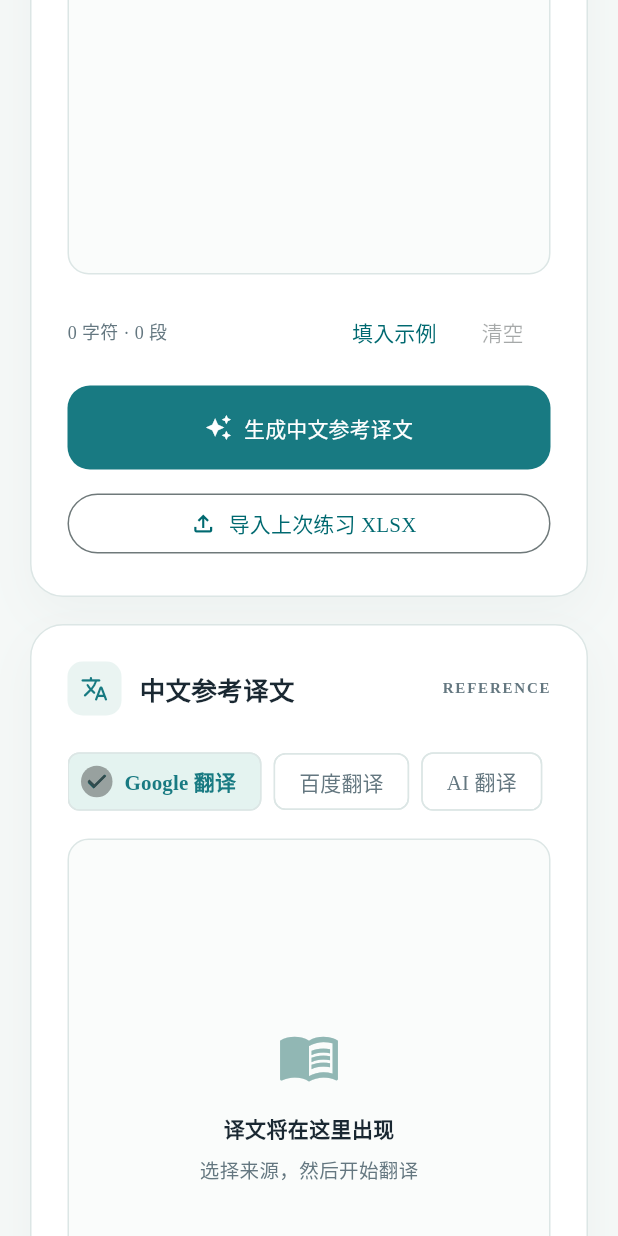
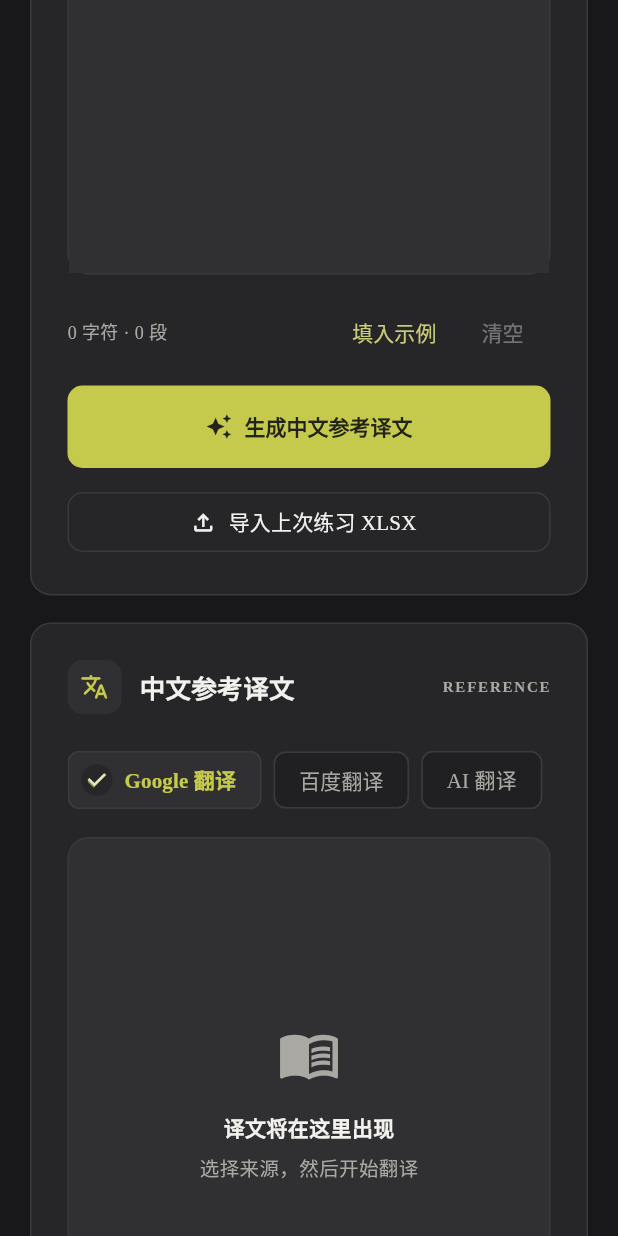
Before and after one commit to JODOCHOPS/ReMirror, a Flutter app: the screen it shows after launch, scrolled down 576 dp, on a phone screen of 412 x 824 dp. Run offline on Flutter 3.47's test engine with Material 3 defaults, Android fonts, the phone set to English and light mode, and no system bars; our stand-ins replace file_picker, flutter_secure_storage, html_unescape; missing offline and left inert: excel, mariannmt_wrapper, sqlite3.

Commit message:
Apply industrial dark UI across Windows and Android

```diff
--- a/lib/dictionary_reader.dart
+++ b/lib/dictionary_reader.dart
@@ -72,7 +72,7 @@ class _DictionaryReaderState extends State<DictionaryReader> {
                 decoration: TextDecoration.underline,
                 decorationStyle: TextDecorationStyle.dotted)
             .copyWith(
-          backgroundColor: highlighted ? const Color(0xFFFFE1DB) : null,
+          backgroundColor: highlighted ? const Color(0xFF563834) : null,
         ),
       ));
       position = match.end;
--- /dev/null
+++ b/lib/industrial_theme.dart
@@ -0,0 +1,149 @@
+import 'package:flutter/material.dart';
+
+abstract final class IndustrialPalette {
+  static const background = Color(0xFF18181A);
+  static const surface = Color(0xFF202022);
+  static const panel = Color(0xFF262628);
+  static const reading = Color(0xFF303033);
+  static const border = Color(0xFF3A3A3C);
+  static const ink = Color(0xFFF2F1ED);
+  static const muted = Color(0xFFA9A8A3);
+  static const faint = Color(0xFF777773);
+  static const accent = Color(0xFFC6CA4C);
+  static const accentInk = Color(0xFF222319);
+  static const error = Color(0xFFFF7774);
+}
+
+ThemeData industrialTheme() {
+  final scheme = ColorScheme.fromSeed(
+    seedColor: IndustrialPalette.accent,
+    brightness: Brightness.dark,
+    surface: IndustrialPalette.surface,
+    onSurface: IndustrialPalette.ink,
+    error: IndustrialPalette.error,
+  );
+  return ThemeData(
+    useMaterial3: true,
+    brightness: Brightness.dark,
+    fontFamily: 'AlibabaPuHuiTi',
+    fontFamilyFallback: const ['LiberationSerif'],
+    scaffoldBackgroundColor: IndustrialPalette.background,
+    colorScheme: scheme,
+    appBarTheme: const AppBarTheme(
+      backgroundColor: IndustrialPalette.background,
+      foregroundColor: IndustrialPalette.ink,
+      surfaceTintColor: Colors.transparent,
+    ),
+    dialogTheme: DialogThemeData(
+      backgroundColor: IndustrialPalette.surface,
+      shape: RoundedRectangleBorder(borderRadius: BorderRadius.circular(14)),
+    ),
+    cardTheme: CardThemeData(
+      color: IndustrialPalette.panel,
+      surfaceTintColor: Colors.transparent,
+      shape: RoundedRectangleBorder(
+        borderRadius: BorderRadius.circular(14),
+        side: const BorderSide(color: IndustrialPalette.border),
+      ),
+    ),
+    textTheme: const TextTheme(
+      headlineLarge: TextStyle(
+          fontSize: 34,
+          fontWeight: FontWeight.w700,
+          color: IndustrialPalette.ink),
+      titleLarge: TextStyle(
+          fontSize: 20,
+          fontWeight: FontWeight.w700,
+          color: IndustrialPalette.ink),
+      bodyMedium:
+          TextStyle(fontSize: 14, height: 1.6, color: IndustrialPalette.ink),
+    ),
+    filledButtonTheme: FilledButtonThemeData(
+      style: FilledButton.styleFrom(
+        backgroundColor: IndustrialPalette.accent,
+        foregroundColor: IndustrialPalette.accentInk,
+        padding: const EdgeInsets.symmetric(horizontal: 22, vertical: 17),
+        shape: RoundedRectangleBorder(borderRadius: BorderRadius.circular(10)),
+        textStyle: const TextStyle(fontWeight: FontWeight.w700),
+      ),
+    ),
+    outlinedButtonTheme: OutlinedButtonThemeData(
+      style: OutlinedButton.styleFrom(
+        foregroundColor: IndustrialPalette.ink,
+        side: const BorderSide(color: IndustrialPalette.border),
+        shape: RoundedRectangleBorder(borderRadius: BorderRadius.circular(10)),
+      ),
+    ),
+    inputDecorationTheme: InputDecorationTheme(
+      filled: true,
+      fillColor: IndustrialPalette.reading,
+      labelStyle: const TextStyle(color: IndustrialPalette.muted),
+      hintStyle: const TextStyle(color: IndustrialPalette.faint),
+      border: OutlineInputBorder(borderRadius: BorderRadius.circular(10)),
+      enabledBorder: OutlineInputBorder(
+        borderRadius: BorderRadius.circular(10),
+        borderSide: const BorderSide(color: IndustrialPalette.border),
+      ),
+      focusedBorder: OutlineInputBorder(
+        borderRadius: BorderRadius.circular(10),
+        borderSide:
+            const BorderSide(color: IndustrialPalette.accent, width: 1.5),
+      ),
+    ),
+    progressIndicatorTheme: const ProgressIndicatorThemeData(
+      color: IndustrialPalette.accent,
+      linearTrackColor: IndustrialPalette.border,
+    ),
+    dividerColor: IndustrialPalette.border,
+  );
+}
+
+class IndustrialStatusPill extends StatelessWidget {
+  const IndustrialStatusPill({
+    super.key,
+    required this.label,
+    this.icon = Icons.bolt_rounded,
+    this.active = false,
+  });
+
+  final String label;
+  final IconData icon;
+  final bool active;
+
+  @override
+  Widget build(BuildContext context) => AnimatedContainer(
+        duration: const Duration(milliseconds: 280),
+        curve: Curves.easeOutCubic,
+        padding: const EdgeInsets.symmetric(horizontal: 14, vertical: 9),
+        decoration: BoxDecoration(
+          color: active ? IndustrialPalette.reading : IndustrialPalette.panel,
+          borderRadius: BorderRadius.circular(999),
+          border: Border.all(
+            color: active ? IndustrialPalette.accent : IndustrialPalette.border,
+          ),
+          boxShadow: active
+              ? const [BoxShadow(color: Color(0x33C6CA4C), blurRadius: 16)]
+              : const [],
+        ),
+        child: Row(
+          mainAxisSize: MainAxisSize.min,
+          children: [
+            Icon(icon, size: 15, color: IndustrialPalette.accent),
+            const SizedBox(width: 8),
+            AnimatedSwitcher(
+              duration: const Duration(milliseconds: 220),
+              child: Text(
+                label,
+                key: ValueKey(label),
+                style: const TextStyle(
+                  color: IndustrialPalette.ink,
+                  fontSize: 12,
+                  fontWeight: FontWeight.w700,
+                  letterSpacing: .5,
+                ),
+              ),
+            ),
+          ],
+        ),
+      );
+}
--- a/lib/main.dart
+++ b/lib/main.dart
@@ -10,17 +10,17 @@ import 'translation.dart';
 import 'dictionary_reader.dart';
 import 'practice_history.dart';
 import 'windows_dashboard.dart';
+import 'industrial_theme.dart';
 
 void main() {
   WidgetsFlutterBinding.ensureInitialized();
   runApp(const ReMirrorApp());
 }
 
-const _ink = Color(0xFF1A2832);
-const _muted = Color(0xFF647780);
-const _accent = Color(0xFF187A82);
-const _border = Color(0xFFDCE6E5);
-const _background = Color(0xFFF5F8F7);
+const _ink = IndustrialPalette.ink;
+const _muted = IndustrialPalette.muted;
+const _accent = IndustrialPalette.accent;
+const _border = IndustrialPalette.border;
 
 class ReMirrorApp extends StatelessWidget {
   const ReMirrorApp({super.key});
@@ -29,74 +29,7 @@ class ReMirrorApp extends StatelessWidget {
   Widget build(BuildContext context) => MaterialApp(
         title: 'ReMirror',
         debugShowCheckedModeBanner: false,
-        theme: ThemeData(
-          useMaterial3: true,
-          fontFamily: defaultTargetPlatform == TargetPlatform.windows
-              ? 'AlibabaPuHuiTi'
-              : 'LiberationSerif',
-          fontFamilyFallback: const ['AlibabaPuHuiTi'],
-          scaffoldBackgroundColor:
-              defaultTargetPlatform == TargetPlatform.windows
-                  ? const Color(0xFFF4FAFF)
-                  : _background,
-          colorScheme: ColorScheme.fromSeed(
-            seedColor: defaultTargetPlatform == TargetPlatform.windows
-                ? const Color(0xFF168DF4)
-                : _accent,
-            surface: Colors.white,
-          ),
-          textTheme: TextTheme(
-            headlineLarge: TextStyle(
-              fontSize: 36,
-              fontWeight: FontWeight.w700,
-              color: defaultTargetPlatform == TargetPlatform.windows
-                  ? const Color(0xFF0B173B)
-                  : _ink,
-            ),
-            titleLarge: TextStyle(
-              fontSize: 20,
-              fontWeight: FontWeight.w700,
-              color: defaultTargetPlatform == TargetPlatform.windows
-                  ? const Color(0xFF0B173B)
-                  : _ink,
-            ),
-            bodyMedium: TextStyle(
-              fontSize: 14,
-              color: defaultTargetPlatform == TargetPlatform.windows
-                  ? const Color(0xFF0B173B)
-                  : _ink,
-              height: 1.6,
-            ),
-          ),
-          filledButtonTheme: FilledButtonThemeData(
-            style: FilledButton.styleFrom(
-              backgroundColor: defaultTargetPlatform == TargetPlatform.windows
-                  ? const Color(0xFF0B173B)
-                  : _accent,
-              foregroundColor: Colors.white,
-              padding: const EdgeInsets.symmetric(horizontal: 24, vertical: 18),
-              shape: RoundedRectangleBorder(
-                borderRadius: BorderRadius.circular(15),
-              ),
-            ),
-          ),
-          inputDecorationTheme: InputDecorationTheme(
-            border: OutlineInputBorder(borderRadius: BorderRadius.circular(14)),
-            enabledBorder: OutlineInputBorder(
-              borderRadius: BorderRadius.circular(14),
-              borderSide: const BorderSide(color: _border),
-            ),
-            focusedBorder: OutlineInputBorder(
-              borderRadius: BorderRadius.circular(14),
-              borderSide: BorderSide(
-                color: defaultTargetPlatform == TargetPlatform.windows
-                    ? const Color(0xFF168DF4)
-                    : _accent,
-                width: 1.5,
-              ),
-            ),
-          ),
-        ),
+        theme: industrialTheme(),
         home: const TranslationHome(),
       );
 }
@@ -615,8 +548,8 @@ class _TranslationHomeState extends State<TranslationHome> {
               color: _accent,
               borderRadius: BorderRadius.circular(13),
             ),
-            child:
-                const Icon(Icons.compare_arrows_rounded, color: Colors.white),
+            child: const Icon(Icons.compare_arrows_rounded,
+                color: IndustrialPalette.accentInk),
           ),
           const SizedBox(width: 12),
           const Text(
@@ -685,10 +618,10 @@ class _TranslationHomeState extends State<TranslationHome> {
             vertical: 10,
           ),
           decoration: BoxDecoration(
-            color: active ? const Color(0xFFE4F3F0) : Colors.white,
+            color: active ? IndustrialPalette.reading : IndustrialPalette.panel,
             borderRadius: BorderRadius.circular(100),
             border: Border.all(
-              color: active ? const Color(0xFFC8E6DF) : _border,
+              color: active ? IndustrialPalette.accent : _border,
             ),
           ),
           child: Row(
@@ -744,7 +677,7 @@ class _TranslationHomeState extends State<TranslationHome> {
                 height: 355,
                 width: double.infinity,
                 decoration: BoxDecoration(
-                  color: const Color(0xFFFAFCFB),
+                  color: IndustrialPalette.reading,
                   borderRadius: BorderRadius.circular(14),
                   border: Border.all(color: _border),
                 ),
@@ -753,7 +686,7 @@ class _TranslationHomeState extends State<TranslationHome> {
                     mainAxisSize: MainAxisSize.min,
                     children: [
                       Icon(Icons.visibility_off_outlined,
-                          size: 42, color: Color(0xFF91B7B4)),
+                          size: 42, color: IndustrialPalette.muted),
                       SizedBox(height: 14),
                       Text('原文已隐藏',
                           style: TextStyle(
@@ -769,7 +702,7 @@ class _TranslationHomeState extends State<TranslationHome> {
               Container(
                 height: 355,
                 decoration: BoxDecoration(
-                  color: const Color(0xFFFAFCFB),
+                  color: IndustrialPalette.reading,
                   borderRadius: BorderRadius.circular(14),
                   border: Border.all(color: _border),
                 ),
@@ -792,7 +725,7 @@ class _TranslationHomeState extends State<TranslationHome> {
                             fontSize: 15, height: 1.65, color: _ink),
                         decoration: const InputDecoration(
                           hintText: '在这里粘贴英文文章…\n\n段落会被保留下来，方便后续回译练习。',
-                          hintStyle: TextStyle(color: Color(0xFF9BAAAE)),
+                          hintStyle: TextStyle(color: IndustrialPalette.faint),
                           contentPadding: EdgeInsets.all(20),
                           border: InputBorder.none,
                           enabledBorder: InputBorder.none,
@@ -882,7 +815,7 @@ class _TranslationHomeState extends State<TranslationHome> {
                           ? const Icon(Icons.check, size: 17, color: _accent)
                           : null,
                       onSelected: (_) => _chooseSource(source),
-                      selectedColor: const Color(0xFFE4F3F0),
+                      selectedColor: IndustrialPalette.reading,
                       side: const BorderSide(color: _border),
                       labelStyle: TextStyle(
                         color: selected ? _accent : _muted,
@@ -959,7 +892,7 @@ class _TranslationHomeState extends State<TranslationHome> {
             width: 36,
             height: 36,
             decoration: BoxDecoration(
-              color: const Color(0xFFEAF4F2),
+              color: IndustrialPalette.reading,
               borderRadius: BorderRadius.circular(10),
             ),
             child: Icon(icon, color: _accent, size: 19),
@@ -989,7 +922,7 @@ class _TranslationHomeState extends State<TranslationHome> {
   Widget _emptyView() => Container(
         key: const ValueKey('empty'),
         decoration: BoxDecoration(
-          color: const Color(0xFFFAFCFB),
+          color: IndustrialPalette.reading,
           border: Border.all(color: _border),
           borderRadius: BorderRadius.circular(14),
         ),
@@ -998,7 +931,7 @@ class _TranslationHomeState extends State<TranslationHome> {
             mainAxisSize: MainAxisSize.min,
             children: [
               Icon(Icons.menu_book_outlined,
-                  size: 42, color: Color(0xFF91B7B4)),
+                  size: 42, color: IndustrialPalette.muted),
               SizedBox(height: 16),
               Text(
                 '译文将在这里出现',
@@ -1016,7 +949,7 @@ class _TranslationHomeState extends State<TranslationHome> {
         key: const ValueKey('progress'),
         padding: const EdgeInsets.all(24),
         decoration: BoxDecoration(
-          color: const Color(0xFFFAFCFB),
+          color: IndustrialPalette.reading,
           borderRadius: BorderRadius.circular(14),
           border: Border.all(color: _border),
         ),
@@ -1024,6 +957,11 @@ class _TranslationHomeState extends State<TranslationHome> {
           child: Column(
             mainAxisSize: MainAxisSize.min,
             children: [
+              IndustrialStatusPill(
+                label: '/// ${_source.label} 翻译中',
+                active: true,
+              ),
+              const SizedBox(height: 20),
               const SizedBox(
                 width: 38,
                 height: 38,
@@ -1058,9 +996,9 @@ class _TranslationHomeState extends State<TranslationHome> {
         key: const ValueKey('error'),
         padding: const EdgeInsets.all(24),
         decoration: BoxDecoration(
-          color: const Color(0xFFFFF8F4),
+          color: IndustrialPalette.panel,
           borderRadius: BorderRadius.circular(14),
-          border: Border.all(color: const Color(0xFFF3DFD2)),
+          border: Border.all(color: IndustrialPalette.error),
         ),
         child: Center(
           child: Column(
@@ -1069,7 +1007,7 @@ class _TranslationHomeState extends State<TranslationHome> {
               const Icon(
                 Icons.info_outline_rounded,
                 size: 38,
-                color: Color(0xFFBF7657),
+                color: IndustrialPalette.error,
               ),
               const SizedBox(height: 14),
               Text(_error!, textAlign: TextAlign.center),
@@ -1095,7 +1033,7 @@ class _TranslationHomeState extends State<TranslationHome> {
   Widget _translatedView() => Container(
         key: const ValueKey('translated'),
         decoration: BoxDecoration(
-          color: const Color(0xFFFAFCFB),
+          color: IndustrialPalette.reading,
           borderRadius: BorderRadius.circular(14),
           border: Border.all(color: _border),
         ),
@@ -1161,16 +1099,9 @@ class _CardFrame extends StatelessWidget {
   Widget build(BuildContext context) => Container(
         padding: const EdgeInsets.all(24),
         decoration: BoxDecoration(
-          color: Colors.white,
-          borderRadius: BorderRadius.circular(22),
+          color: IndustrialPalette.panel,
+          borderRadius: BorderRadius.circular(14),
           border: Border.all(color: _border),
-          boxShadow: const [
-            BoxShadow(
-              color: Color(0x090B3D39),
-              blurRadius: 26,
-              offset: Offset(0, 12),
-            ),
-          ],
         ),
         child: child,
       );
@@ -1256,7 +1187,7 @@ class _SettingsDialogState extends State<SettingsDialog> {
   @override
   Widget build(BuildContext context) => Dialog(
         insetPadding: const EdgeInsets.all(16),
-        backgroundColor: Colors.white,
+        backgroundColor: IndustrialPalette.surface,
         shape: RoundedRectangleBorder(
           borderRadius: BorderRadius.circular(
               defaultTargetPlatform == TargetPlatform.windows ? 20 : 28),
@@ -1276,9 +1207,7 @@ class _SettingsDialogState extends State<SettingsDialog> {
                         style: TextStyle(
                           fontSize: 21,
                           fontWeight: FontWeight.w700,
-                          color: defaultTargetPlatform == TargetPlatform.windows
-                              ? const Color(0xFF0B173B)
-                              : _ink,
+                          color: _ink,
                         ),
                       ),
                     ),
@@ -1289,7 +1218,6 @@ class _SettingsDialogState extends State<SettingsDialog> {
                     ),
                   ],
                 ),
-                if (defaultTargetPlatform != TargetPlatform.windows)
                 const Text(
                   '填写你自己的服务凭据；所有设置仅保存在本机。',
                   style: TextStyle(color: _muted, fontSize: 13),
@@ -1298,31 +1226,44 @@ class _SettingsDialogState extends State<SettingsDialog> {
                 Expanded(
                   child: ListView(
                     children: [
-                      _section(
+                      _settingsGroup(
+                        '01 / TRANSLATION',
                         'Google Cloud Translation',
                         '使用 Cloud Translation Basic (v2) API Key。',
+                        [_field(_google, 'API Key', secret: true)],
                       ),
-                      _field(_google, 'API Key', secret: true),
-                      const SizedBox(height: 22),
-                      _section('百度翻译', '使用百度翻译开放平台通用翻译 API。'),
+                      _settingsGroup(
+                        '02 / TRANSLATION',
+                        '百度翻译',
+                        '使用百度翻译开放平台通用翻译 API。',
+                        [
                           _field(_baiduId, 'APP ID'),
                           const SizedBox(height: 10),
                           _field(_baiduSecret, '密钥', secret: true),
-                      const SizedBox(height: 22),
-                      _section('AI 翻译', '使用 OpenAI Chat Completions 兼容接口。'),
+                        ],
+                      ),
+                      _settingsGroup(
+                        '03 / AI REVIEW',
+                        'AI 翻译与点评',
+                        '使用 OpenAI Chat Completions 兼容接口。',
+                        [
                           _field(_aiEndpoint, '接口基础地址（含 /v1）'),
                           const SizedBox(height: 10),
                           _field(_aiKey, 'API Key', secret: true),
                           const SizedBox(height: 10),
                           _field(_aiModel, '模型名称'),
-                      const SizedBox(height: 10),
-                      SwitchListTile.adaptive(
+                          Material(
+                            color: Colors.transparent,
+                            child: SwitchListTile.adaptive(
                               contentPadding: EdgeInsets.zero,
-                        title:
-                            const Text('显示密钥', style: TextStyle(fontSize: 13)),
+                              title: const Text('显示密钥',
+                                  style: TextStyle(fontSize: 13)),
                               value: _showSecrets,
                               onChanged: (value) =>
                                   setState(() => _showSecrets = value),
+                            ),
+                          ),
+                        ],
                       ),
                     ],
                   ),
@@ -1330,7 +1271,7 @@ class _SettingsDialogState extends State<SettingsDialog> {
                 if (_error != null) ...[
                   const SizedBox(height: 8),
                   Text(_error!,
-                      style: const TextStyle(color: Color(0xFFB85843))),
+                      style: const TextStyle(color: IndustrialPalette.error)),
                 ],
                 const SizedBox(height: 14),
                 Row(
@@ -1356,23 +1297,38 @@ class _SettingsDialogState extends State<SettingsDialog> {
         ),
       );
 
-  Widget _section(String title, String detail) => Padding(
-        padding: const EdgeInsets.only(bottom: 12),
+  Widget _settingsGroup(
+          String tag, String title, String detail, List<Widget> fields) =>
+      Container(
+        margin: const EdgeInsets.only(bottom: 12),
+        padding: const EdgeInsets.all(16),
+        decoration: BoxDecoration(
+          color: IndustrialPalette.panel,
+          borderRadius: BorderRadius.circular(10),
+          border: Border.all(color: IndustrialPalette.border),
+        ),
         child: Column(
           crossAxisAlignment: CrossAxisAlignment.start,
           children: [
+            Text(tag,
+                style: const TextStyle(
+                    fontSize: 11,
+                    letterSpacing: 1.5,
+                    fontWeight: FontWeight.w700,
+                    color: _accent)),
+            const SizedBox(height: 8),
             Text(
               title,
-              style: TextStyle(
+              style: const TextStyle(
                 fontSize: 15,
                 fontWeight: FontWeight.w700,
-                color: defaultTargetPlatform == TargetPlatform.windows
-                    ? const Color(0xFF0B173B)
-                    : _ink,
+                color: _ink,
               ),
             ),
             const SizedBox(height: 3),
             Text(detail, style: const TextStyle(fontSize: 12, color: _muted)),
+            const SizedBox(height: 14),
+            ...fields,
           ],
         ),
       );
```
Also changed, not shown: lib/back_translation_page.dart (+55 -68 lines), lib/windows_dashboard.dart (+67 -80 lines). Lines whose indentation alone changed are shown as unchanged.
